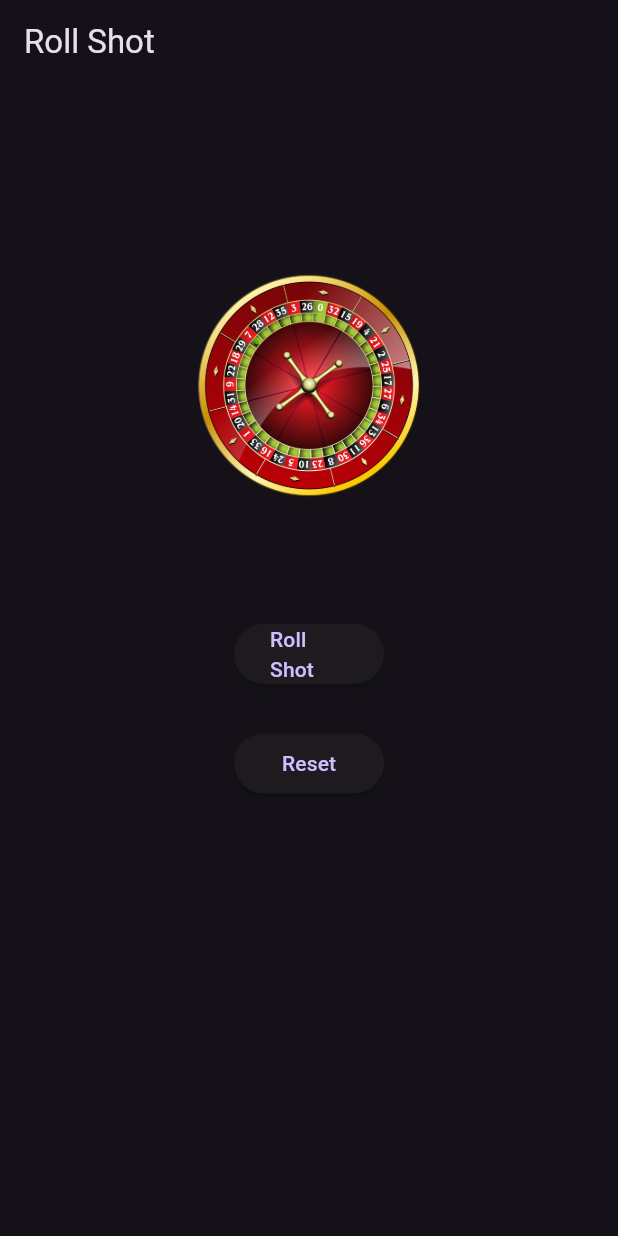
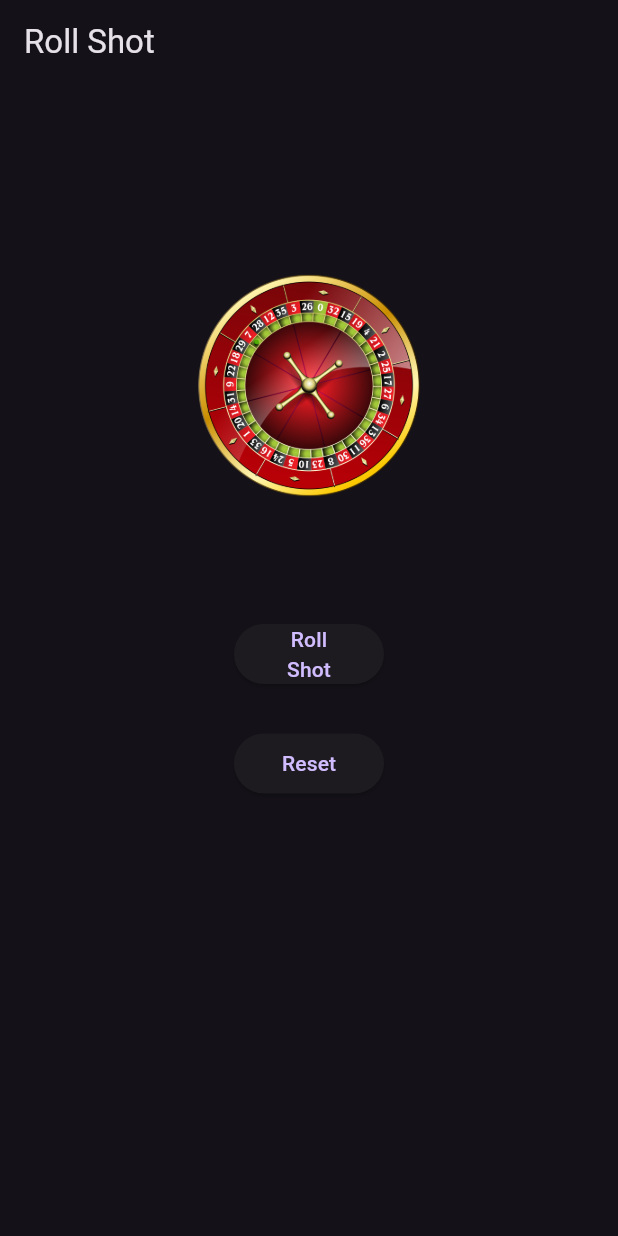
Before and after one commit to fildogan/shot_roulette, a Flutter app: the screen it shows after launch, on a phone screen of 412 x 824 dp. Run offline on Flutter 3.47's test engine with Material 3 defaults, Android fonts, the phone set to English and light mode, and no system bars; our stand-ins replace bloc, flutter_bloc, freezed_annotation, injectable.

Commit message:
Text align roll shot button

```diff
--- a/lib/features/roll_shot/roll_shot_page.dart
+++ b/lib/features/roll_shot/roll_shot_page.dart
@@ -97,7 +97,10 @@ class RollShotPage extends StatelessWidget {
                         onPressed: () {
                           context.read<RollShotCubit>().rollShot();
                         },
-                        child: const Text('Roll Shot')),
+                        child: const Text(
+                          'Roll Shot',
+                          textAlign: TextAlign.center,
+                        )),
                   ),
                   const SizedBox(
                     height: 25,
```
Also changed, not shown: 2 other files.
